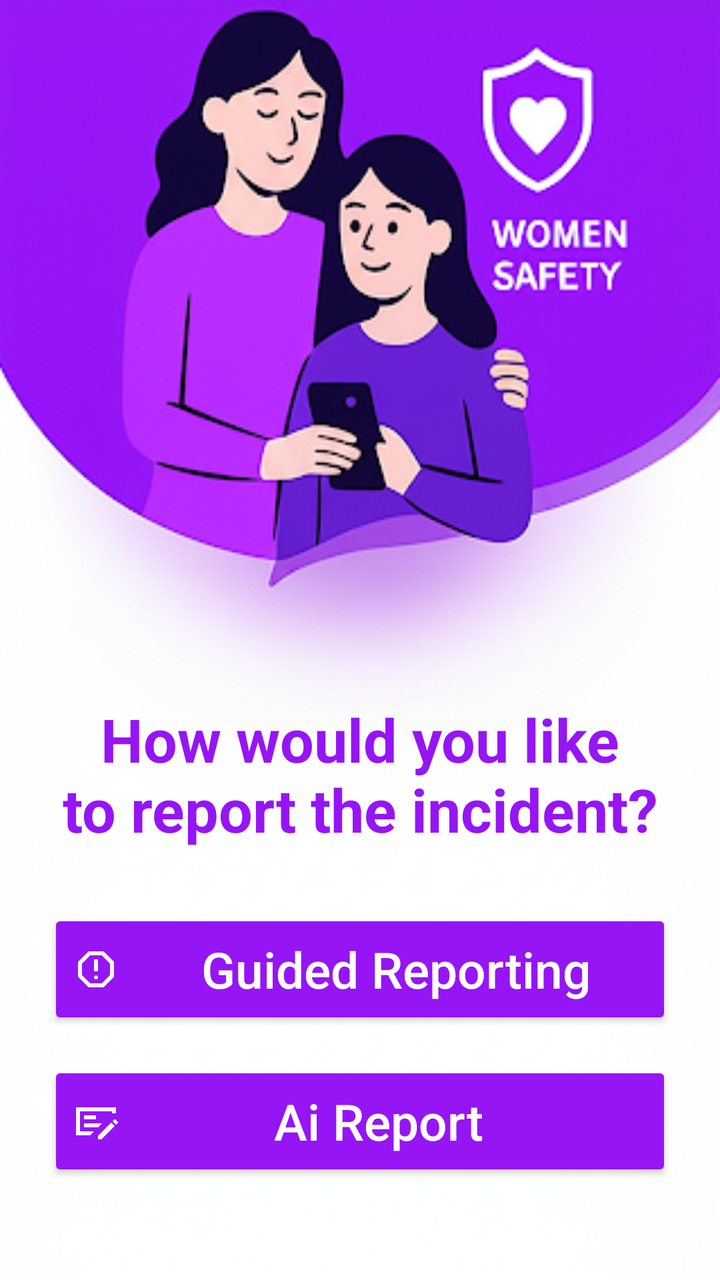
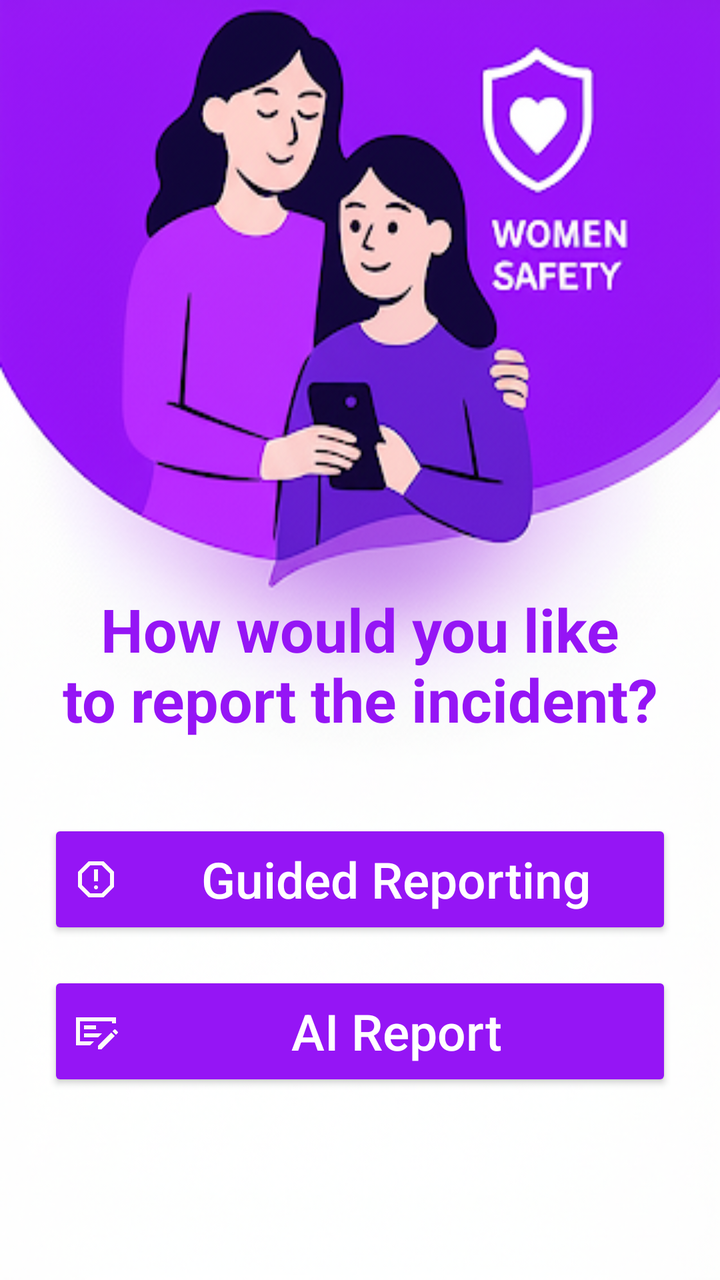

An Android layout rendered at two revisions. The XML below is the earlier revision; the diff shows what the commit changed to produce the second picture.
<!-- AndroidManifest.xml: application theme Theme.EmergencySOS -->
<!-- res/layout/activity_report_incident.xml -->
<?xml version="1.0" encoding="utf-8"?>
<LinearLayout xmlns:android="http://schemas.android.com/apk/res/android"
    android:layout_width="match_parent"
    android:layout_height="match_parent"
    android:gravity="center"
    android:fillViewport="true">

    <LinearLayout
        android:layout_width="match_parent"
        android:layout_height="match_parent"
        android:orientation="vertical"
        android:background="@drawable/bg6"
        android:padding="24dp"
        android:gravity="center">



        
        <TextView
            android:id="@+id/reportHeading"
            android:layout_width="wrap_content"
            android:layout_height="wrap_content"
            android:text="How would you like\nto report the incident?"
            android:textAlignment="center"
            android:textColor="#9515F5"
            android:textSize="30sp"
            android:textStyle="bold"
            android:layout_marginBottom="30dp"
            android:layout_marginTop="300dp"/>

        
        <androidx.appcompat.widget.AppCompatButton
            android:id="@+id/guidedButton"
            android:layout_width="match_parent"
            android:layout_height="60dp"
            android:backgroundTint="#9515F5"
            android:drawableStart="@drawable/outline_report_24"
            android:text="Guided Reporting"
            android:textSize="25sp"
            android:textColor="#FFFFFF"
            android:textAllCaps="false"
            android:drawablePadding="12dp"
            android:layout_marginBottom="16dp" />

        
        <androidx.appcompat.widget.AppCompatButton
            android:id="@+id/AIreporting"
            android:layout_width="match_parent"
            android:layout_height="60dp"
            android:backgroundTint="#9515F5"
            android:drawableStart="@drawable/outline_checkbook_24"
            android:text="Ai Report"
            android:gravity="center"
            android:paddingEnd="30dp"
            android:textSize="25sp"
            android:textColor="#FFFFFF"
            android:textAllCaps="false"
            android:drawablePadding="12dp" />

    </LinearLayout>
</LinearLayout>
<!-- resources referenced by this layout -->
<resources>
  <!-- drawable bg6: png bitmap (drawable, 185941 bytes) -->
  <!-- drawable outline_checkbook_24 (drawable) -->
  <vector xmlns:android="http://schemas.android.com/apk/res/android" android:autoMirrored="true" android:height="24dp" android:tint="#FCFAFA" android:viewportHeight="960" android:viewportWidth="960" android:width="24dp">
        
      <path android:fillColor="@android:color/white" android:pathData="M240,600L520,600L600,520L240,520L240,600ZM240,440L480,440L480,360L240,360L240,440ZM160,280L160,680L440,680L360,760L80,760L80,200L880,200L880,320L800,320L800,280L160,280ZM916,492Q921,497 921,503Q921,509 916,514L880,550L810,480L846,444Q851,439 857,439Q863,439 868,444L916,492ZM520,840L520,770L786,504L856,574L590,840L520,840ZM160,280L160,280L160,320L160,680L160,680L160,280Z"/>
      
  </vector>
  <!-- drawable outline_report_24 (drawable) -->
  <vector xmlns:android="http://schemas.android.com/apk/res/android" android:height="24dp" android:tint="#FCFAFA" android:viewportHeight="960" android:viewportWidth="960" android:width="24dp">
        
      <path android:fillColor="@android:color/white" android:pathData="M480,680Q497,680 508.5,668.5Q520,657 520,640Q520,623 508.5,611.5Q497,600 480,600Q463,600 451.5,611.5Q440,623 440,640Q440,657 451.5,668.5Q463,680 480,680ZM440,520L520,520L520,280L440,280L440,520ZM330,840L120,630L120,330L330,120L630,120L840,330L840,630L630,840L330,840ZM364,760L596,760L760,596L760,364L596,200L364,200L200,364L200,596L364,760ZM480,480L480,480L480,480L480,480L480,480L480,480L480,480L480,480Z"/>
      
  </vector>
  <style name="Theme.EmergencySOS" parent="Base.Theme.EmergencySOS" />
  <style name="Base.Theme.EmergencySOS" parent="Theme.Material3.DayNight.NoActionBar">
          
          
      </style>
</resources>

<!-- the commit's change to res/layout/activity_report_incident.xml (unified diff, before → after) -->
@@ -1,19 +1,16 @@
 <?xml version="1.0" encoding="utf-8"?>
-<LinearLayout xmlns:android="http://schemas.android.com/apk/res/android"
+<ScrollView xmlns:android="http://schemas.android.com/apk/res/android"
     android:layout_width="match_parent"
     android:layout_height="match_parent"
-    android:gravity="center"
-    android:fillViewport="true">
+    android:fillViewport="true"
+    android:background="@drawable/bg6">
 
     <LinearLayout
         android:layout_width="match_parent"
-        android:layout_height="match_parent"
+        android:layout_height="wrap_content"
         android:orientation="vertical"
-        android:background="@drawable/bg6"
-        android:padding="24dp"
-        android:gravity="center">
-
-
+        android:gravity="center"
+        android:padding="24dp">
 
         
         <TextView
@@ -25,8 +22,8 @@
             android:textColor="#9515F5"
             android:textSize="30sp"
             android:textStyle="bold"
-            android:layout_marginBottom="30dp"
-            android:layout_marginTop="300dp"/>
+            android:layout_marginTop="200dp"
+            android:layout_marginBottom="40dp" />
 
         
         <androidx.appcompat.widget.AppCompatButton
@@ -49,13 +46,11 @@
             android:layout_height="60dp"
             android:backgroundTint="#9515F5"
             android:drawableStart="@drawable/outline_checkbook_24"
-            android:text="Ai Report"
-            android:gravity="center"
-            android:paddingEnd="30dp"
+            android:text="AI Report"
             android:textSize="25sp"
             android:textColor="#FFFFFF"
             android:textAllCaps="false"
             android:drawablePadding="12dp" />
 
     </LinearLayout>
-</LinearLayout>
+</ScrollView>
